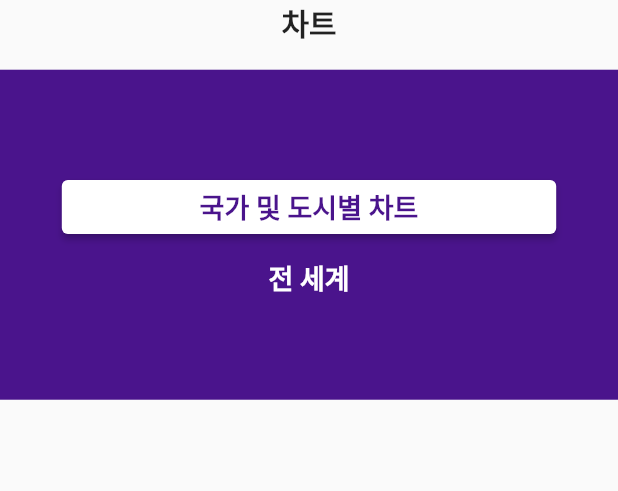
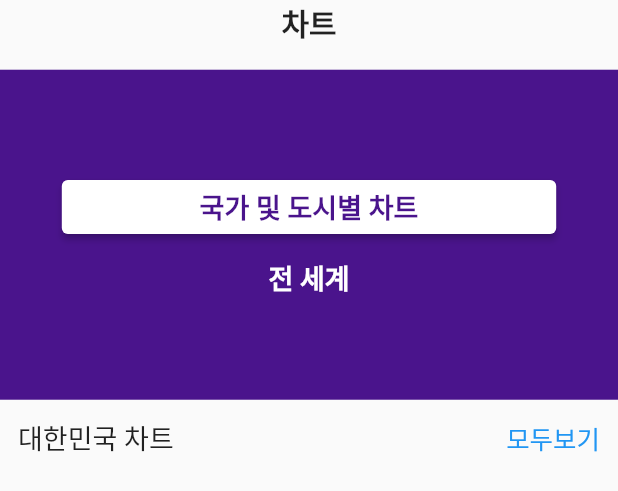
Before and after one commit to SoftyChoo/shazam, a Flutter app: the ThirdTab widget shown alone on an empty page, opened directly, on a phone screen of 412 x 824 dp. Shown: the top 491 px of the screen. Run offline on Flutter 3.47's test engine with Material 2 defaults, Android fonts, the phone set to English and light mode, and no system bars; network calls fail.

Commit message:
let's go

```diff
--- a/lib/main.dart
+++ b/lib/main.dart
@@ -302,6 +302,9 @@ class ThirdTab extends StatelessWidget {
             ),
           ),
           SizedBox(height: MediaQuery.of(context).size.height * 0.02),
+          Expanded(
+            child: ListView(
+              children: [
                 Stack(
                   alignment: Alignment.center,
                   children: [
@@ -342,13 +345,43 @@ class ThirdTab extends StatelessWidget {
                             fontSize: 18,
                           ),
                         ),
-                  Row(
-                    children: [Column()],
-                  )
                       ],
                     )
                   ],
+                ),
+                Row(
+                  children: [
+                    Column(
+                      children: [
+                        Container(
+                          width: MediaQuery.of(context).size.width * 1,
+                          child: Padding(
+                            padding: const EdgeInsets.all(12.0),
+                            child: Row(
+                              mainAxisAlignment: MainAxisAlignment.spaceBetween,
+                              children: [
+                                Text(
+                                  "대한민국 차트",
+                                  style: TextStyle(fontSize: 18),
+                                ),
+                                Text(
+                                  "모두보기",
+                                  style: TextStyle(
+                                    fontSize: 17,
+                                    color: Colors.blue,
+                                  ),
+                                ),
+                              ],
+                            ),
+                          ),
+                        ),
+                      ],
+                    ),
+                  ],
                 )
+              ],
+            ),
+          ),
         ],
       ),
     );
```
Lines whose indentation alone changed are shown as unchanged.
